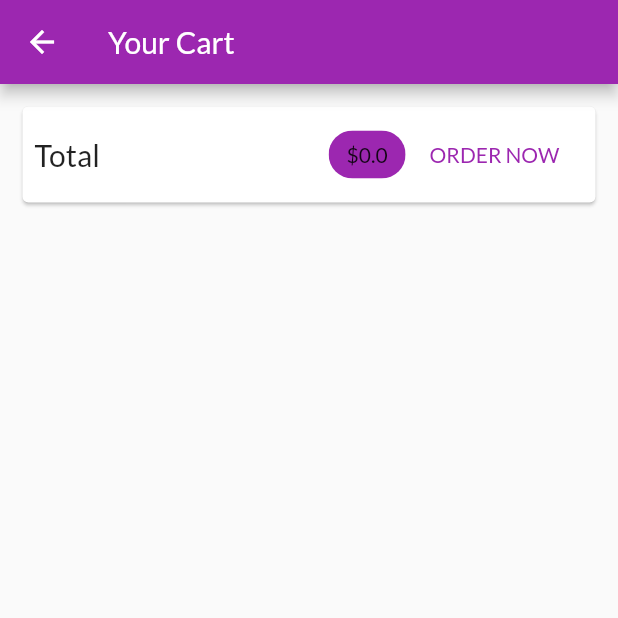
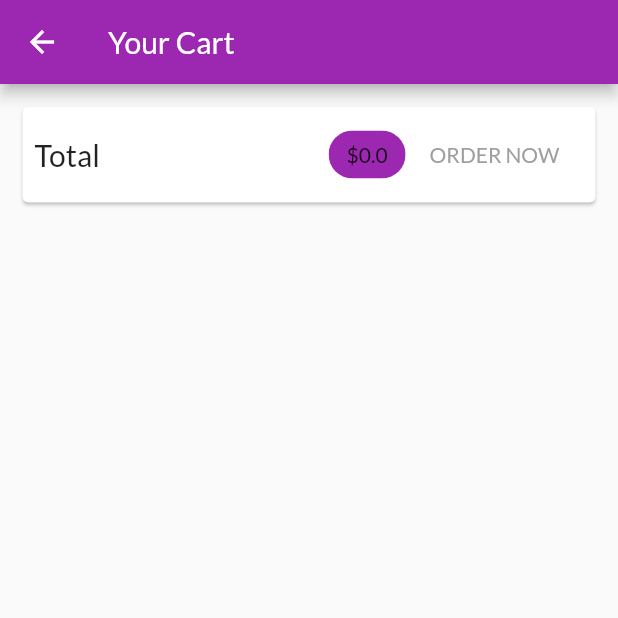
Before and after one commit to thirw/shop_app, a Flutter app: the CartSreen screen opened by its route, on a phone screen of 412 x 824 dp, the top half of it. Run offline on Flutter 3.47's test engine with Material 2 defaults, Android fonts, the phone set to English and light mode, and no system bars; network calls fail.

```diff
--- a/lib/screens/cart_screen.dart
+++ b/lib/screens/cart_screen.dart
@@ -37,21 +37,7 @@ class CartSreen extends StatelessWidget {
                     ),
                     backgroundColor: Theme.of(context).primaryColor,
                   ),
-                  FlatButton(
-                    child: Text(
-                      'ORDER NOW',
-                      style: TextStyle(color: Theme.of(context).primaryColor),
-                    ),
-                    onPressed: () {
-                      Provider.of<Orders>(context, listen: false).addOrder(
-                        cart.items.values.toList(),
-                        cart.totalAmount,
-                      );
-
-                      cart.clear();
-                    },
-                    textColor: Theme.of(context).primaryColor,
-                  )
+                  OrderButton(cart: cart)
                 ],
               ),
             ),
@@ -76,3 +62,52 @@ class CartSreen extends StatelessWidget {
     );
   }
 }
+
+class OrderButton extends StatefulWidget {
+  const OrderButton({
+    Key key,
+    @required this.cart,
+  }) : super(key: key);
+
+  final Cart cart;
+
+  @override
+  _OrderButtonState createState() => _OrderButtonState();
+}
+
+class _OrderButtonState extends State<OrderButton> {
+  var _isLoading = false;
+
+  @override
+  Widget build(BuildContext context) {
+    return FlatButton(
+      child: _isLoading
+          ? CircularProgressIndicator()
+          : Text(
+              'ORDER NOW',
+              style: TextStyle(
+                color: widget.cart.totalAmount <= 0
+                    ? Colors.grey
+                    : Theme.of(context).primaryColor,
+              ),
+            ),
+      onPressed: (widget.cart.totalAmount <= 0 || _isLoading)
+          ? null
+          : () async {
+              setState(() {
+                _isLoading = true;
+              });
+              await Provider.of<Orders>(context, listen: false).addOrder(
+                widget.cart.items.values.toList(),
+                widget.cart.totalAmount,
+              );
+              setState(() {
+                _isLoading = false;
+              });
+
+              widget.cart.clear();
+            },
+      textColor: Theme.of(context).primaryColor,
+    );
+  }
+}
```
Also changed, not shown: lib/models/http_exception.dart (added, +11 -0 lines), lib/providers/orders.dart (+64 -5 lines), lib/providers/product.dart (+22 -1 lines), lib/providers/products.dart (+24 -4 lines), lib/screens/edit_product_screen.dart (+11 -10 lines), lib/screens/orders_screen.dart (+24 -13 lines), lib/widgets/user_product_item.dart (+16 -2 lines).
